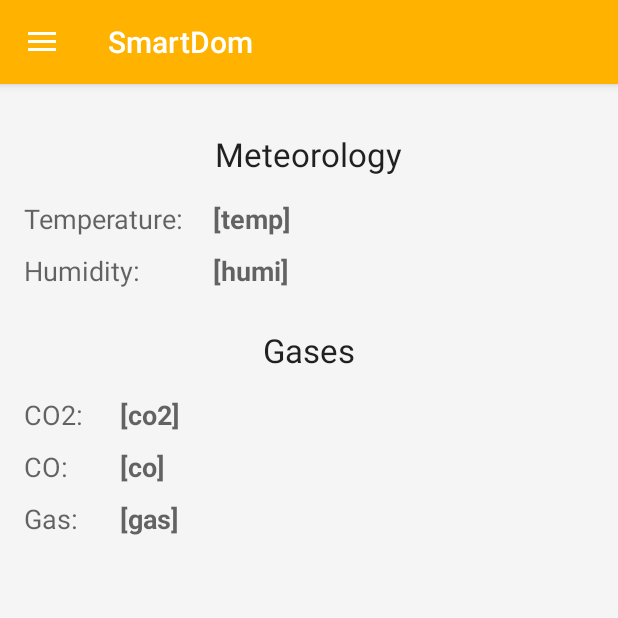
After one commit to aleksandra-majchrzak/smart-dom-android, an Android app: the fragment MeteorologicalStationFragment placed in its activity, on a phone screen of 412 x 824 dp, the top half of it. The commit adds this screen. Run offline under Robolectric (Android 15) with nearby library versions, the phone set to English and light mode, and no system bars; our stand-ins replace ButterKnife.

Commit message:
Added dummy meteo fragment.

```diff
--- a/app/build.gradle
+++ b/app/build.gradle
@@ -31,9 +31,6 @@ dependencies {
     compile 'com.jakewharton:butterknife:8.5.1'
     compile 'com.android.support:support-v4:25.3.0'
     compile 'com.android.support:preference-v7:25.3.0'
-    testCompile 'junit:junit:4.12'
-    annotationProcessor 'com.jakewharton:butterknife-compiler:8.5.1'
-
     compile 'com.github.skydoves:colorpickerview:1.0.1'
     compile 'com.squareup.retrofit2:retrofit:2.3.0'
     compile 'com.squareup.retrofit2:converter-gson:2.3.0'
@@ -41,4 +38,6 @@ dependencies {
     compile 'com.squareup.okhttp3:logging-interceptor:3.6.0'
     compile 'io.reactivex:rxandroid:1.2.0'
     compile 'io.reactivex:rxjava:1.1.5'
+    testCompile 'junit:junit:4.12'
+    annotationProcessor 'com.jakewharton:butterknife-compiler:8.5.1'
 }
--- a/app/src/main/java/pl/edu/uj/ii/smartdom/activities/MainActivity.java
+++ b/app/src/main/java/pl/edu/uj/ii/smartdom/activities/MainActivity.java
@@ -18,6 +18,7 @@ import pl.edu.uj.ii.smartdom.enums.SmartMenuItem;
 import pl.edu.uj.ii.smartdom.fragments.ColorPickerFragment;
 import pl.edu.uj.ii.smartdom.fragments.HomesFragment;
 import pl.edu.uj.ii.smartdom.fragments.MainFragment;
+import pl.edu.uj.ii.smartdom.fragments.MeteorologicalStationFragment;
 import pl.edu.uj.ii.smartdom.fragments.SettingsFragment;
 
 public class MainActivity extends AppCompatActivity
@@ -72,8 +73,8 @@ public class MainActivity extends AppCompatActivity
     private void addCurrentRooms() {
         // dynamically add rooms to drawer
         navigationView.getMenu().getItem(SmartMenuItem.Rooms).getSubMenu().add(Menu.NONE, Menu.NONE, 0, "new room1");
-        navigationView.getMenu().getItem(4).getSubMenu().add(Menu.NONE, Menu.NONE, 0, "new room2");
-        navigationView.getMenu().getItem(4).getSubMenu().add(Menu.NONE, Menu.NONE, 0, "new room3");
+        navigationView.getMenu().getItem(SmartMenuItem.Rooms).getSubMenu().add(Menu.NONE, Menu.NONE, 0, "new room2");
+        navigationView.getMenu().getItem(SmartMenuItem.Rooms).getSubMenu().add(Menu.NONE, Menu.NONE, 0, "new room3");
     }
 
     @Override
@@ -109,9 +110,13 @@ public class MainActivity extends AppCompatActivity
             getSupportFragmentManager().beginTransaction()
                     .replace(R.id.fragment_container, new SettingsFragment(), SettingsFragment.TAG)
                     .commit();
-        } else if(id == R.id.nav_family){
+        } else if (id == R.id.nav_family) {
             getSupportFragmentManager().beginTransaction()
                     .replace(R.id.fragment_container, new ColorPickerFragment(), ColorPickerFragment.TAG)
+                    .commit();
+        } else if (id == R.id.nav_meteo) {
+            getSupportFragmentManager().beginTransaction()
+                    .replace(R.id.fragment_container, new MeteorologicalStationFragment(), MeteorologicalStationFragment.TAG)
                     .commit();
         }
 
--- a/app/src/main/java/pl/edu/uj/ii/smartdom/enums/SmartMenuItem.java
+++ b/app/src/main/java/pl/edu/uj/ii/smartdom/enums/SmartMenuItem.java
@@ -9,6 +9,7 @@ public interface SmartMenuItem {
     int Settings = 1;
     int LogOut = 2;
     int Family = 3;
-    int Rooms = 4;
+    int Meteo = 4;
+    int Rooms = 5;
 
 }
--- /dev/null
+++ b/app/src/main/java/pl/edu/uj/ii/smartdom/fragments/MeteorologicalStationFragment.java
@@ -0,0 +1,31 @@
+package pl.edu.uj.ii.smartdom.fragments;
+
+
+import android.os.Bundle;
+import android.support.v4.app.Fragment;
+import android.view.LayoutInflater;
+import android.view.View;
+import android.view.ViewGroup;
+
+import pl.edu.uj.ii.smartdom.R;
+
+/**
+ * A simple {@link Fragment} subclass.
+ */
+public class MeteorologicalStationFragment extends Fragment {
+
+    public static final String TAG = MeteorologicalStationFragment.class.getName();
+
+    public MeteorologicalStationFragment() {
+        // Required empty public constructor
+    }
+
+
+    @Override
+    public View onCreateView(LayoutInflater inflater, ViewGroup container,
+                             Bundle savedInstanceState) {
+        // Inflate the layout for this fragment
+        return inflater.inflate(R.layout.fragment_meteorological_station, container, false);
+    }
+
+}
--- /dev/null
+++ b/app/src/main/res/layout/fragment_meteorological_station.xml
@@ -0,0 +1,148 @@
+<RelativeLayout xmlns:android="http://schemas.android.com/apk/res/android"
+    xmlns:tools="http://schemas.android.com/tools"
+    android:layout_width="match_parent"
+    android:layout_height="match_parent"
+    android:background="@color/background"
+    android:paddingBottom="@dimen/activity_vertical_margin"
+    android:paddingLeft="@dimen/activity_horizontal_margin"
+    android:paddingRight="@dimen/activity_horizontal_margin"
+    android:paddingTop="@dimen/activity_vertical_margin"
+    tools:context="pl.edu.uj.ii.smartdom.fragments.MeteorologicalStationFragment">
+
+    <TextView
+        android:id="@+id/meteo_header"
+        android:layout_width="wrap_content"
+        android:layout_height="wrap_content"
+        android:layout_centerHorizontal="true"
+        android:layout_margin="@dimen/activity_horizontal_margin"
+        android:text="@string/meteorology"
+        android:textAppearance="@style/Base.TextAppearance.AppCompat.Large" />
+
+    <TableLayout
+        android:id="@+id/meteo_table"
+        android:layout_width="match_parent"
+        android:layout_height="wrap_content"
+        android:layout_below="@+id/meteo_header">
+
+        <TableRow
+            android:layout_width="match_parent"
+            android:layout_height="match_parent"
+            android:layout_marginBottom="10dp">
+
+            <TextView
+                android:layout_width="wrap_content"
+                android:layout_height="wrap_content"
+                android:text="@string/temperature"
+                android:textAppearance="@style/Base.TextAppearance.AppCompat.Medium" />
+
+            <TextView
+                android:layout_width="wrap_content"
+                android:layout_height="wrap_content"
+                android:layout_marginLeft="20dp"
+                android:text="[temp]"
+                android:textAppearance="@style/Base.TextAppearance.AppCompat.Medium"
+                android:textStyle="bold" />
+
+        </TableRow>
+
+        <TableRow
+            android:layout_width="match_parent"
+            android:layout_height="match_parent"
+            android:layout_marginBottom="10dp">
+
+            <TextView
+                android:layout_width="wrap_content"
+                android:layout_height="wrap_content"
+                android:text="@string/humidity"
+                android:textAppearance="@style/Base.TextAppearance.AppCompat.Medium" />
+
+            <TextView
+                android:layout_width="wrap_content"
+                android:layout_height="wrap_content"
+                android:layout_marginLeft="20dp"
+                android:text="[humi]"
+                android:textAppearance="@style/Base.TextAppearance.AppCompat.Medium"
+                android:textStyle="bold" />
+
+        </TableRow>
+    </TableLayout>
+
+    <TextView
+        android:id="@+id/gas_header"
+        android:layout_width="wrap_content"
+        android:layout_height="wrap_content"
+        android:layout_below="@+id/meteo_table"
+        android:layout_centerHorizontal="true"
+        android:layout_margin="@dimen/activity_horizontal_margin"
+        android:text="@string/gases"
+        android:textAppearance="@style/Base.TextAppearance.AppCompat.Large" />
+
+    <TableLayout
+        android:layout_width="match_parent"
+        android:layout_height="match_parent"
+        android:layout_below="@+id/gas_header">
+
+        <TableRow
+            android:layout_width="match_parent"
+            android:layout_height="match_parent"
+            android:layout_marginBottom="10dp">
+
+            <TextView
+                android:layout_width="wrap_content"
+                android:layout_height="wrap_content"
+                android:text="CO2: "
+                android:textAppearance="@style/Base.TextAppearance.AppCompat.Medium" />
+
+            <TextView
+                android:layout_width="wrap_content"
+                android:layout_height="wrap_content"
+                android:layout_marginLeft="20dp"
+                android:text="[co2]"
+                android:textAppearance="@style/Base.TextAppearance.AppCompat.Medium"
+                android:textStyle="bold" />
+
+        </TableRow>
+
+        <TableRow
+            android:layout_width="match_parent"
+            android:layout_height="match_parent"
+            android:layout_marginBottom="10dp">
+
+            <TextView
+                android:layout_width="wrap_content"
+                android:layout_height="wrap_content"
+                android:text="@string/co"
+                android:textAppearance="@style/Base.TextAppearance.AppCompat.Medium" />
+
+            <TextView
+                android:layout_width="wrap_content"
+                android:layout_height="wrap_content"
+                android:layout_marginLeft="20dp"
+                android:text="[co]"
+                android:textAppearance="@style/Base.TextAppearance.AppCompat.Medium"
+                android:textStyle="bold" />
+
+        </TableRow>
+
+        <TableRow
+            android:layout_width="match_parent"
+            android:layout_height="match_parent">
+
+            <TextView
+                android:layout_width="wrap_content"
+                android:layout_height="wrap_content"
+                android:text="@string/gas"
+                android:textAppearance="@style/Base.TextAppearance.AppCompat.Medium" />
+
+            <TextView
+                android:layout_width="wrap_content"
+                android:layout_height="wrap_content"
+                android:layout_marginLeft="20dp"
+                android:text="[gas]"
+                android:textAppearance="@style/Base.TextAppearance.AppCompat.Medium"
+                android:textStyle="bold" />
+
+        </TableRow>
+    </TableLayout>
+
+</RelativeLayout>
--- a/app/src/main/res/menu/activity_main_drawer.xml
+++ b/app/src/main/res/menu/activity_main_drawer.xml
@@ -24,6 +24,10 @@
             android:id="@+id/nav_family"
             android:icon="@drawable/ic_family"
             android:title="Family" />
+        <item
+            android:id="@+id/nav_meteo"
+            android:icon="@drawable/ic_family"
+            android:title="Meteo" />
     </group>
     <item
         android:id="@+id/nav_rooms"
--- a/app/src/main/res/values/strings.xml
+++ b/app/src/main/res/values/strings.xml
@@ -18,6 +18,12 @@
     <string name="turn_on">TURN ON</string>
     <string name="turn_off">TURN OFF</string>
     <string name="led_stripe_color">Led stripe color</string>
+    <string name="temperature">Temperature:</string>
+    <string name="meteorology">Meteorology</string>
+    <string name="humidity">Humidity:</string>
+    <string name="gases">Gases</string>
+    <string name="co">CO:</string>
+    <string name="gas">Gas:</string>
 
     <array name="entries_list_preference">
         <item>First preference entry</item>
```
